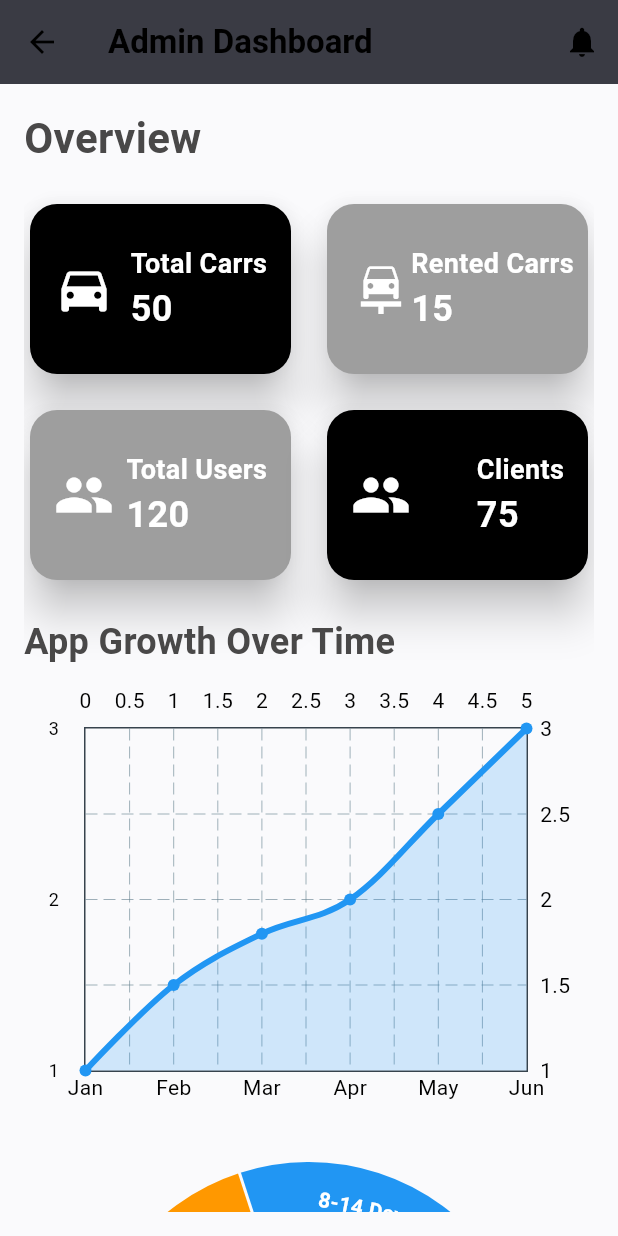
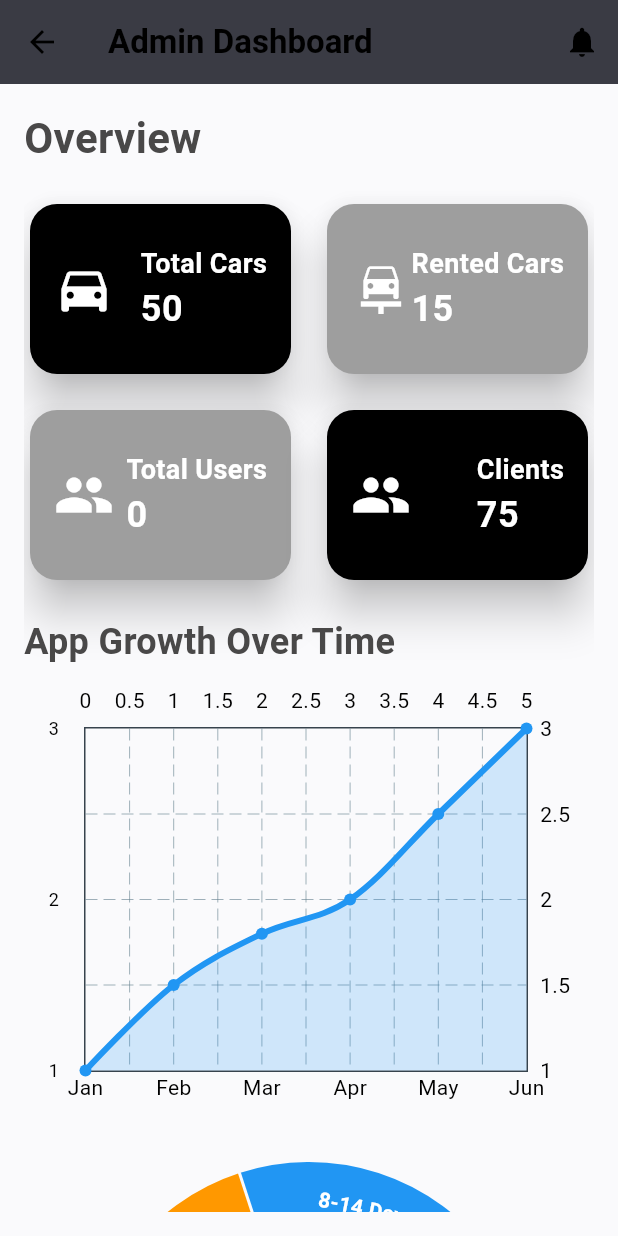
Before and after one commit to Magdy372/Automotive, a Flutter app: the AdminDashboardScreen screen opened by its route, on a phone screen of 412 x 824 dp. Run offline on Flutter 3.47's test engine with Material 3 defaults, Android fonts, the phone set to English and light mode, and no system bars; drawn by our look-alikes of fl_chart; our stand-ins replace cloud_firestore, firebase_auth, firebase_core, font_awesome_flutter, google_nav_bar; accounts and stored records are empty.

Commit message:
total users in the firebase

```diff
--- a/car_rental_project/lib/screens/admin_dashboard.dart
+++ b/car_rental_project/lib/screens/admin_dashboard.dart
@@ -13,11 +13,13 @@ class AdminDashboardScreen extends StatefulWidget {
 
 class _AdminDashboardScreenState extends State<AdminDashboardScreen> {
   List<UserModel> lastTwoUsers = [];
+  int totalUsers = 0; // To store the real number of users
 
   @override
   void initState() {
     super.initState();
     fetchLastTwoUsers();
+    fetchTotalUsers();
   }
 
  // Fetch last two users from Firestore
@@ -38,6 +40,19 @@ class _AdminDashboardScreenState extends State<AdminDashboardScreen> {
       print("Error fetching users: $e");
     }
   }
+
+  // Fetch the total number of users
+  Future<void> fetchTotalUsers() async {
+    try {
+      QuerySnapshot snapshot = await FirebaseFirestore.instance.collection('users').get();
+      setState(() {
+        totalUsers = snapshot.docs.length; // Get the total count of documents in the 'users' collection
+      });
+    } catch (e) {
+      print("Error fetching total users: $e");
+    }
+  }
+
 
   @override
   Widget build(BuildContext context) {
@@ -76,29 +91,40 @@ class _AdminDashboardScreenState extends State<AdminDashboardScreen> {
   childAspectRatio: 1.5,
   shrinkWrap: true,
   physics: const NeverScrollableScrollPhysics(),
-                children: const [
-                  StatsCard(
-                    title: 'Total Carrs',
+  children: [
+    const StatsCard(
+      title: 'Total Cars',
       count: '50',
       icon: Icons.directions_car,
       textColor: Colors.white,
       backgroundColor: Color.fromARGB(255, 0, 0, 0),
     ),
-                  StatsCard(
-                    title: 'Rented Carrs',
+    const StatsCard(
+      title: 'Rented Cars',
       count: '15',
       icon: Icons.car_repair,
       textColor: Colors.white,
       backgroundColor: Colors.grey,
     ),
-                  StatsCard(
+    // Updated Total Users Card with tap functionality
+    GestureDetector(
+      onTap: () {
+        Navigator.push(
+          context,
+          MaterialPageRoute(
+            builder: (context) => const UserListingScreen(),
+          ),
+        );
+      },
+       child: StatsCard(
                       title: 'Total Users',
-                    count: '120',
+                      count: totalUsers.toString(), // Dynamic user count
                       icon: Icons.group,
                       textColor: Colors.white,
                       backgroundColor: Colors.grey,
                     ),
-                  StatsCard(
+                  ),
+    const StatsCard(
       title: 'Clients',
       count: '75',
       icon: Icons.people,
@@ -107,6 +133,7 @@ class _AdminDashboardScreenState extends State<AdminDashboardScreen> {
     ),
   ],
 ),
+
 
 
 
```
Lines whose indentation alone changed are shown as unchanged.
